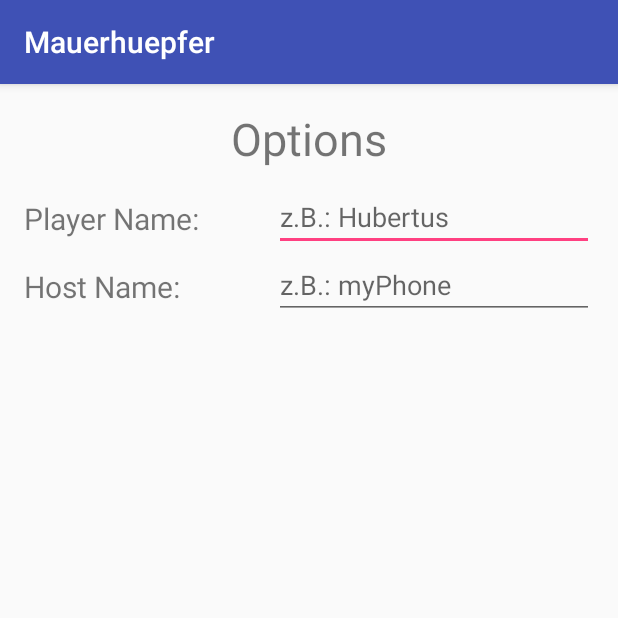
After one commit to MrMudskip/SS16_SE2_Project_B, an Android app: the OptionsActivity screen opened directly, with no data from a screen before it, on a phone screen of 412 x 824 dp, the top half of it. The commit adds this screen. Run offline under Robolectric (Android 15) with nearby library versions, the phone set to English and light mode, and no system bars.

Commit message:
refactor, change and optimize Host/Join

```diff
--- /dev/null
+++ b/Android_Studio_Projekt/Mauerhuepfer/app/src/main/java/com/project_b/se2/mauerhuepfer/OptionsActivity.java
@@ -0,0 +1,45 @@
+package com.project_b.se2.mauerhuepfer;
+
+import android.content.DialogInterface;
+import android.content.SharedPreferences;
+import android.os.Bundle;
+import android.support.v7.app.AppCompatActivity;
+import android.view.View;
+import android.widget.EditText;
+
+/**
+ * Created by rohrbe on 29.05.16.
+ */
+public class OptionsActivity extends AppCompatActivity {
+    private static String PREFS_NAME;
+
+    @Override
+    protected void onCreate(Bundle savedInstanceState) {
+        super.onCreate(savedInstanceState);
+        setContentView(R.layout.activity_options);
+        PREFS_NAME = getString(R.string.memory);
+
+        // Restore preferences
+        SharedPreferences settings = getSharedPreferences(PREFS_NAME, 0);
+
+        String playerName = settings.getString("playerName", null);
+        String hostName = settings.getString("hostName", null);
+
+        ((EditText) findViewById(R.id.text_player)).setText(playerName);
+        ((EditText) findViewById(R.id.text_host)).setText(hostName);
+    }
+
+    @Override
+    protected void onStop() {
+        super.onStop();
+
+        // Save Changes
+        SharedPreferences settings = getSharedPreferences(PREFS_NAME, 0);
+        SharedPreferences.Editor editor = settings.edit();
+        editor.putString("playerName", ((EditText) findViewById(R.id.text_player)).getText().toString());
+        editor.putString("hostName", ((EditText) findViewById(R.id.text_host)).getText().toString());
+
+        // Commit the edits!
+        editor.commit();
+    }
+}
--- a/Android_Studio_Projekt/Mauerhuepfer/app/src/main/res/layout/activity_network.xml
+++ b/Android_Studio_Projekt/Mauerhuepfer/app/src/main/res/layout/activity_network.xml
@@ -12,8 +12,6 @@
         android:layout_width="wrap_content"
         android:layout_height="wrap_content"
         android:layout_alignParentBottom="false"
-        android:layout_centerHorizontal="true"
-        android:orientation="horizontal"
         android:visibility="gone"
         tools:visibility="visible"
         android:layout_alignParentTop="true"
--- /dev/null
+++ b/Android_Studio_Projekt/Mauerhuepfer/app/src/main/res/layout/activity_options.xml
@@ -0,0 +1,68 @@
+<?xml version="1.0" encoding="utf-8"?>
+<RelativeLayout xmlns:android="http://schemas.android.com/apk/res/android"
+    xmlns:tools="http://schemas.android.com/tools"
+    android:layout_width="match_parent"
+    android:layout_height="match_parent"
+    android:paddingBottom="@dimen/activity_vertical_margin"
+    android:paddingLeft="@dimen/activity_horizontal_margin"
+    android:paddingRight="@dimen/activity_horizontal_margin"
+    android:paddingTop="@dimen/activity_vertical_margin"
+    tools:context="com.project_b.se2.mauerhuepfer.OptionsActivity">
+
+    <TextView
+        android:id="@+id/lable_option"
+        android:layout_width="wrap_content"
+        android:layout_height="50dp"
+        android:layout_alignParentTop="true"
+        android:layout_centerHorizontal="true"
+        android:text="@string/optionLbl"
+        android:textSize="30dp" />
+
+    <TextView
+        android:id="@+id/lable_player"
+        android:layout_width="wrap_content"
+        android:layout_height="35dp"
+        android:text="@string/playerLbl"
+        android:textSize="20dp"
+        android:layout_below="@+id/lable_option"
+        android:layout_alignParentLeft="true"
+        android:layout_alignParentStart="true"
+        android:layout_marginTop="10dp" />
+
+    <EditText
+        android:layout_width="wrap_content"
+        android:layout_height="wrap_content"
+        android:inputType="textPersonName"
+        android:ems="10"
+        android:id="@+id/text_player"
+        android:layout_below="@+id/lable_option"
+        android:layout_alignRight="@+id/lable_player"
+        android:layout_alignParentRight="true"
+        android:layout_alignParentEnd="true"
+        android:hint="@string/playerLbl_hint" />
+
+    <TextView
+        android:id="@+id/lable_host"
+        android:layout_width="wrap_content"
+        android:layout_height="35dp"
+        android:text="@string/hostLbl"
+        android:textSize="20dp"
+        android:layout_below="@+id/lable_player"
+        android:layout_alignParentLeft="true"
+        android:layout_alignParentStart="true"
+        android:layout_marginTop="10dp" />
+
+    <EditText
+        android:id="@+id/text_host"
+        android:layout_width="wrap_content"
+        android:layout_height="wrap_content"
+        android:inputType="textPersonName"
+        android:ems="10"
+        android:layout_below="@+id/text_player"
+        android:layout_alignRight="@+id/lable_host"
+        android:layout_alignParentRight="true"
+        android:layout_alignParentEnd="true"
+        android:hint="@string/hostLbl_hint" />
+
+
+</RelativeLayout>
--- a/Android_Studio_Projekt/Mauerhuepfer/app/src/main/res/values/strings.xml
+++ b/Android_Studio_Projekt/Mauerhuepfer/app/src/main/res/values/strings.xml
@@ -1,6 +1,7 @@
 <resources>
     <string name="app_name">Mauerhuepfer</string>
     <string name="service_id">com.project_b.se2.mauerhuepfer</string>
+    <string name="memory">MyMauerhuepferSpeicherSpace</string>
     <string name="title_activity_game_board">GameBoardActivity</string>
     <string name="dummy_button">Dummy Button</string>
     <string name="dummy_content">Spielbrett hier</string>
@@ -12,4 +13,11 @@
     <string name="startGame">Start Game</string>
     <string name="message">Message</string>
     <string name="debug_label">Info:</string>
+
+    <string name="optionLbl">Options</string>
+    <string name="playerLbl">Player Name:</string>
+    <string name="playerLbl_hint">z.B.: Hubertus</string>
+    <string name="hostLbl">Host Name:</string>
+    <string name="hostLbl_hint">z.B.: myPhone</string>
+    <string name="button_save">SAVE</string>
 </resources>
```
Also changed, not shown: Android_Studio_Projekt/Mauerhuepfer/app/src/main/AndroidManifest.xml (+12 -3 lines), Android_Studio_Projekt/Mauerhuepfer/app/src/main/java/com/project_b/se2/mauerhuepfer/GameBoardActivity.java (+24 -6 lines), Android_Studio_Projekt/Mauerhuepfer/app/src/main/java/com/project_b/se2/mauerhuepfer/ICommunication.java (deleted, +0 -13 lines), Android_Studio_Projekt/Mauerhuepfer/app/src/main/java/com/project_b/se2/mauerhuepfer/INetworkManager.java (added, +13 -0 lines), Android_Studio_Projekt/Mauerhuepfer/app/src/main/java/com/project_b/se2/mauerhuepfer/IRecieveMessage.java (added, +14 -0 lines), Android_Studio_Projekt/Mauerhuepfer/app/src/main/java/com/project_b/se2/mauerhuepfer/IUpdateView.java (added, +15 -0 lines), Android_Studio_Projekt/Mauerhuepfer/app/src/main/java/com/project_b/se2/mauerhuepfer/MenuActivity.java (+7 -1 lines), Android_Studio_Projekt/Mauerhuepfer/app/src/main/java/com/project_b/se2/mauerhuepfer/NetworkActivity.java (+37 -44 lines), Android_Studio_Projekt/Mauerhuepfer/app/src/main/java/com/project_b/se2/mauerhuepfer/NetworkManager.java (+46 -34 lines), Android_Studio_Projekt/Mauerhuepfer/app/src/main/java/com/project_b/se2/mauerhuepfer/UpdateState.java (+12 -3 lines), Android_Studio_Projekt/Mauerhuepfer/app/src/main/res/layout/activity_launch.xml (deleted, +0 -93 lines).
